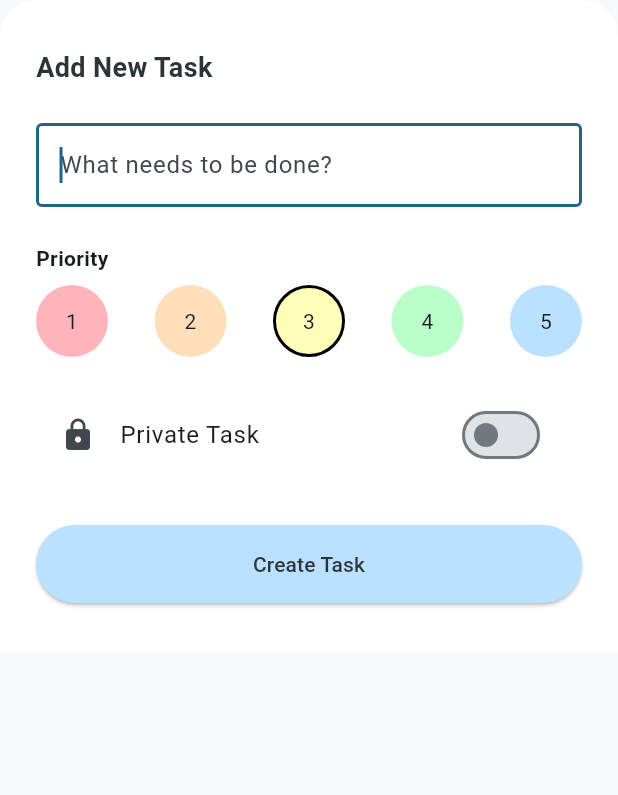
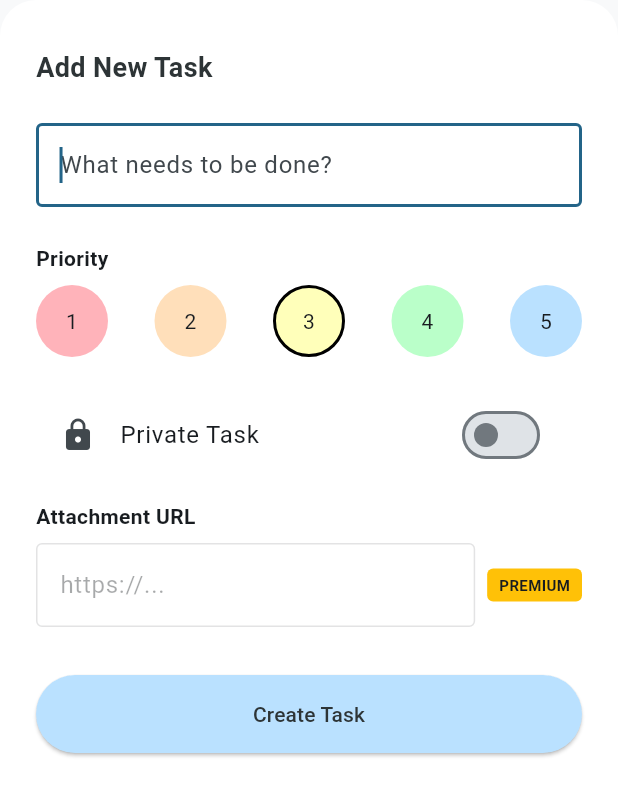
Before and after one commit to MacTechIN/Motodo, a Flutter app: the _AddTodoBottomSheet widget shown alone on an empty page, opened directly, on a phone screen of 412 x 824 dp. Shown: the top 795 px of the screen. Run offline on Flutter 3.47's test engine with Material 3 defaults, Android fonts, the light colour scheme and no system bars; our stand-ins replace cloud_firestore, cloud_functions, firebase_auth, firebase_core, google_sign_in; accounts and stored records are empty; statements that could not run were skipped.

Commit message:
feat: release V1.3 with Freemium constraints and Admin CSV Export sync

```diff
--- a/frontend/lib/models/todo.dart
+++ b/frontend/lib/models/todo.dart
@@ -8,6 +8,7 @@ class Todo {
   final String teamId;
   final DateTime createdAt;
   final DateTime? completedAt;
+  final String? attachmentUrl;
 
   Todo({
     required this.id,
@@ -19,6 +20,7 @@ class Todo {
     required this.teamId,
     required this.createdAt,
     this.completedAt,
+    this.attachmentUrl,
   });
 
   factory Todo.fromJson(Map<String, dynamic> json) {
@@ -32,6 +34,7 @@ class Todo {
       teamId: json['teamId'],
       createdAt: DateTime.parse(json['createdAt']),
       completedAt: json['completedAt'] != null ? DateTime.parse(json['completedAt']) : null,
+      attachmentUrl: json['attachmentUrl'],
     );
   }
 }
--- a/frontend/lib/providers/todo_provider.dart
+++ b/frontend/lib/providers/todo_provider.dart
@@ -45,7 +45,7 @@ class TodoProvider with ChangeNotifier {
        });
   }
 
-  Future<bool> addTodo(String userId, String teamId, String content, int priority, bool isSecret) async {
+  Future<bool> addTodo(String userId, String teamId, String content, int priority, bool isSecret, {String? attachmentUrl}) async {
     try {
       final batch = _db.batch();
 
@@ -58,6 +58,7 @@ class TodoProvider with ChangeNotifier {
         'isCompleted': false,
         'createdBy': userId,
         'teamId': teamId,
+        'attachmentUrl': attachmentUrl,
         'createdAt': FieldValue.serverTimestamp(),
       });
 
--- a/frontend/lib/ui/screens/dashboard_screen.dart
+++ b/frontend/lib/ui/screens/dashboard_screen.dart
@@ -137,6 +137,7 @@ class _AddTodoBottomSheet extends StatefulWidget {
 
 class _AddTodoBottomSheetState extends State<_AddTodoBottomSheet> {
   final _controller = TextEditingController();
+  final _attachmentController = TextEditingController();
   int _priority = 3;
   bool _isSecret = false;
 
@@ -196,6 +197,35 @@ class _AddTodoBottomSheetState extends State<_AddTodoBottomSheet> {
             onChanged: (val) => setState(() => _isSecret = val),
             secondary: const Icon(Icons.lock),
           ),
+          const SizedBox(height: 16),
+          const Text('Attachment URL', style: TextStyle(fontWeight: FontWeight.bold)),
+          const SizedBox(height: 8),
+          Row(
+            children: [
+              Expanded(
+                child: TextField(
+                  controller: _attachmentController,
+                  decoration: const InputDecoration(
+                    hintText: 'https://...',
+                    border: OutlineInputBorder(),
+                  ),
+                  enabled: false, // Simulated: Disabled for free users
+                ),
+              ),
+              const SizedBox(width: 8),
+              Container(
+                padding: const EdgeInsets.symmetric(horizontal: 8, vertical: 4),
+                decoration: BoxDecoration(
+                  color: Colors.amber,
+                  borderRadius: BorderRadius.circular(4),
+                ),
+                child: const Text(
+                  'PREMIUM',
+                  style: TextStyle(fontSize: 10, fontWeight: FontWeight.bold),
+                ),
+              ),
+            ],
+          ),
           const SizedBox(height: 32),
           ElevatedButton(
             onPressed: () {
@@ -207,6 +237,7 @@ class _AddTodoBottomSheetState extends State<_AddTodoBottomSheet> {
                   _controller.text,
                   _priority,
                   _isSecret,
+                  attachmentUrl: _attachmentController.text.isNotEmpty ? _attachmentController.text : null,
                 );
                 Navigator.pop(context);
               }
--- a/frontend/pubspec.yaml
+++ b/frontend/pubspec.yaml
@@ -16,7 +16,7 @@ publish_to: 'none' # Remove this line if you wish to publish to pub.dev
 # https://developer.apple.com/library/archive/documentation/General/Reference/InfoPlistKeyReference/Articles/CoreFoundationKeys.html
 # In Windows, build-name is used as the major, minor, and patch parts
 # of the product and file versions while build-number is used as the build suffix.
-version: 1.2.0+1
+version: 1.3.0+1
 
 environment:
   sdk: ^3.10.7
--- a/package.json
+++ b/package.json
@@ -1,6 +1,6 @@
 {
   "name": "motodo",
-  "version": "1.2.0",
+  "version": "1.3.0",
   "description": "**Motodo**는 \"내가 적으면 팀원이 즉시 아는\" 실시간 초투명성을 지향하는 B2B SaaS 협업 툴 (Google Ecosystem Edition) 입니다.",
   "main": "index.js",
   "scripts": {
```
Also changed, not shown: frontend/lib/ui/screens/admin_dashboard.dart (+29 -0 lines), frontend/lib/ui/widgets/todo_card.dart (+6 -1 lines), 4 other files.
